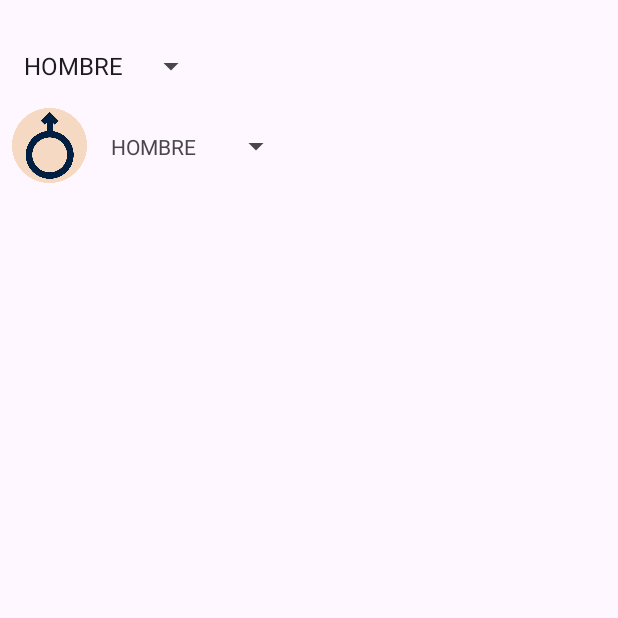
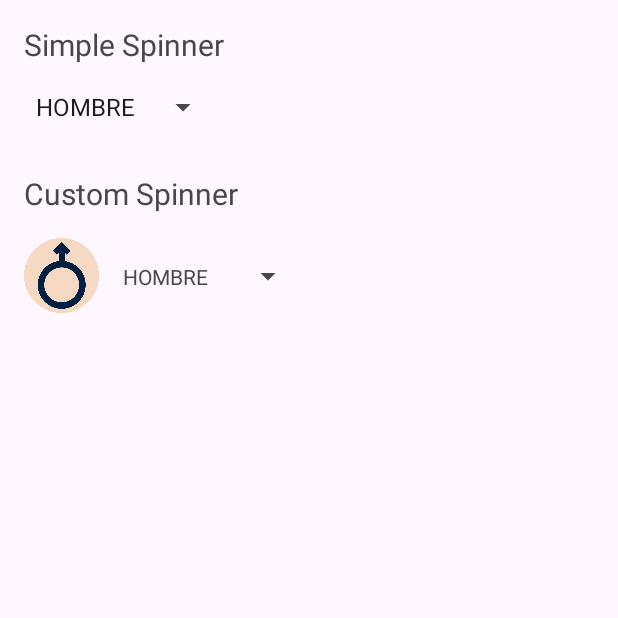
Before and after one commit to ieslavereda/SpinnerAndroidExample, an Android app: the screen it shows after launch (MainActivity), on a phone screen of 412 x 824 dp, the top half of it. Run offline under Robolectric (Android 15) with nearby library versions, the phone set to English and light mode, and no system bars.

Commit message:
Inicial commit

```diff
--- a/app/src/main/res/layout/activity_main.xml
+++ b/app/src/main/res/layout/activity_main.xml
@@ -10,17 +10,39 @@
         android:id="@+id/simple_spinner"
         android:layout_width="wrap_content"
         android:layout_height="wrap_content"
-        android:layout_marginStart="8dp"
-        android:layout_marginTop="32dp"
+        android:layout_marginStart="16dp"
+        android:layout_marginTop="16dp"
         app:layout_constraintStart_toStartOf="parent"
-        app:layout_constraintTop_toTopOf="parent" />
+        app:layout_constraintTop_toBottomOf="@+id/textViewSimple" />
 
     <Spinner
         android:id="@+id/custom_spinner"
         android:layout_width="wrap_content"
         android:layout_height="wrap_content"
-        android:layout_marginStart="8dp"
+        android:layout_marginStart="16dp"
         android:layout_marginTop="16dp"
+        app:layout_constraintStart_toStartOf="parent"
+        app:layout_constraintTop_toBottomOf="@+id/textViewCustom" />
+
+    <TextView
+        android:id="@+id/textViewSimple"
+        android:layout_width="wrap_content"
+        android:layout_height="wrap_content"
+        android:layout_marginStart="16dp"
+        android:layout_marginTop="16dp"
+        android:text="Simple Spinner"
+        android:textSize="20sp"
+        app:layout_constraintStart_toStartOf="parent"
+        app:layout_constraintTop_toTopOf="parent" />
+
+    <TextView
+        android:id="@+id/textViewCustom"
+        android:layout_width="wrap_content"
+        android:layout_height="wrap_content"
+        android:layout_marginStart="16dp"
+        android:layout_marginTop="32dp"
+        android:text="Custom Spinner"
+        android:textSize="20sp"
         app:layout_constraintStart_toStartOf="parent"
         app:layout_constraintTop_toBottomOf="@+id/simple_spinner" />
 </androidx.constraintlayout.widget.ConstraintLayout>
```
